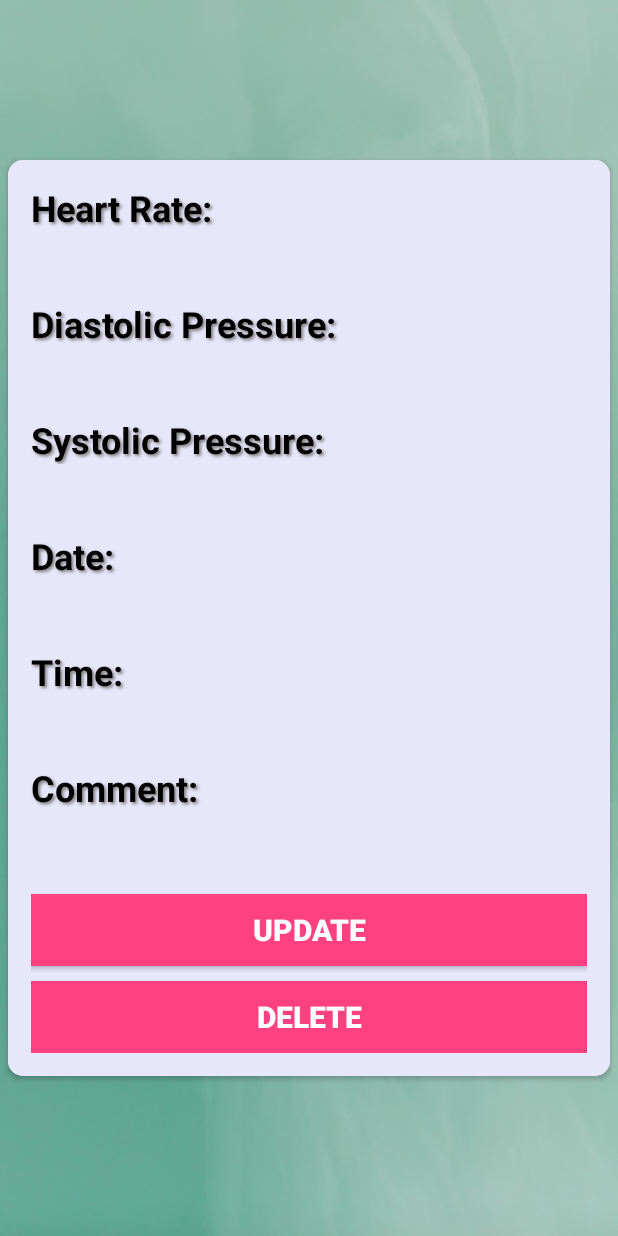
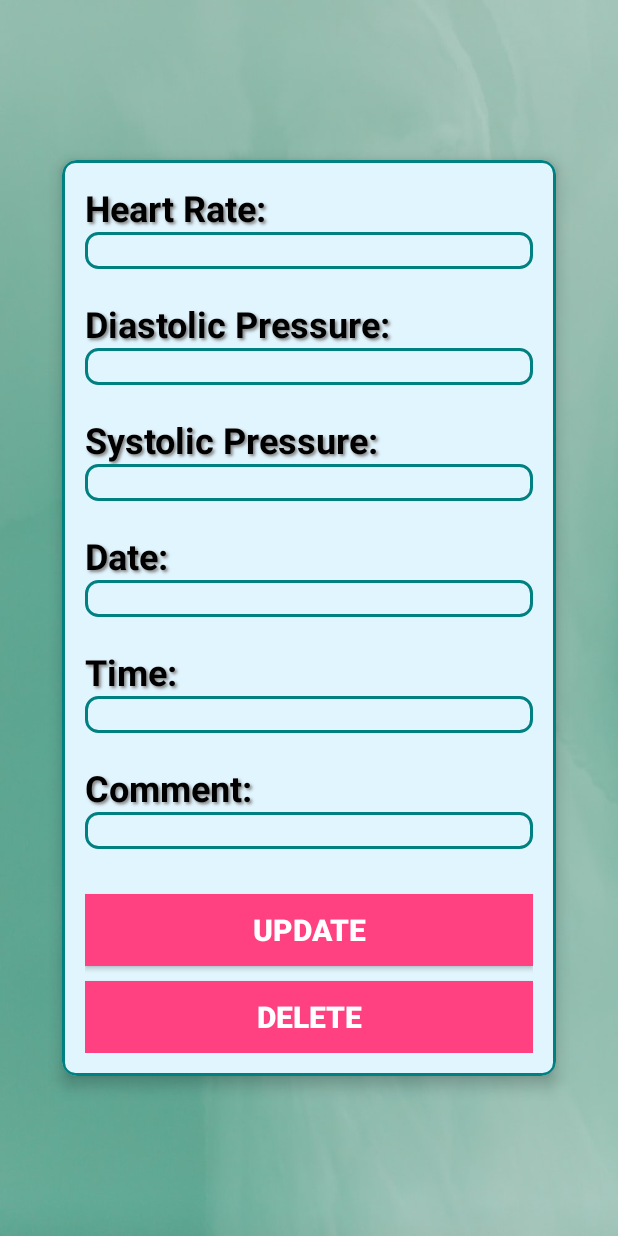
Before and after one commit to Raha111/Rhythm-Guard, an Android app: the layout main_item.xml on its own in the app's theme, with its tools: preview values and no code run, on a phone screen of 412 x 824 dp. Run offline under Robolectric (Android 15) with nearby library versions, the phone set to English and light mode, and no system bars.

Commit message:
Changes completed on pages

```diff
--- /dev/null
+++ b/app/src/main/res/drawable-v24/border_background.xml
@@ -0,0 +1,7 @@
+<shape xmlns:android="http://schemas.android.com/apk/res/android">
+    <solid android:color="@color/light_blue" />
+    <stroke
+        android:width="4dp"
+        android:color="@color/teal_700" />
+
+</shape>
--- /dev/null
+++ b/app/src/main/res/drawable-v24/teal_border.xml
@@ -0,0 +1,7 @@
+<shape xmlns:android="http://schemas.android.com/apk/res/android">
+    <solid android:color="@color/light_blue" />
+    <stroke
+        android:width="2dp"
+        android:color="#008080" />
+    <corners android:radius="8dp" />
+</shape>
--- a/app/src/main/res/layout/main_item.xml
+++ b/app/src/main/res/layout/main_item.xml
@@ -1,27 +1,32 @@
 <?xml version="1.0" encoding="utf-8"?>
-<LinearLayout xmlns:android="http://schemas.android.com/apk/res/android"
+<ScrollView xmlns:android="http://schemas.android.com/apk/res/android"
     xmlns:app="http://schemas.android.com/apk/res-auto"
     android:layout_width="match_parent"
     android:layout_height="match_parent"
+    android:fillViewport="true"
     android:background="@drawable/h_background"
-    android:gravity="center">
+    android:padding="16dp">
+
+    <RelativeLayout
+        android:layout_width="match_parent"
+        android:layout_height="wrap_content"
+        android:padding="16dp">
 
         <androidx.cardview.widget.CardView
             android:layout_width="match_parent"
             android:layout_height="wrap_content"
-        android:background="#E7E7FC"
-        android:elevation="6dp"
+            android:layout_centerInParent="true"
+            android:background="#008080"
             app:cardCornerRadius="10dp"
             app:cardUseCompatPadding="true"
-        android:layout_gravity="center">
+            app:cardElevation="6dp">
 
             <LinearLayout
                 android:layout_width="match_parent"
                 android:layout_height="wrap_content"
-            android:background="#E7E7FC"
                 android:orientation="vertical"
                 android:padding="15dp"
-            android:gravity="center">
+                android:background="@drawable/teal_border">
 
                 <TextView
                     android:id="@+id/rate"
@@ -29,7 +34,6 @@
                     android:layout_height="wrap_content"
                     android:text="Heart Rate:"
                     android:textColor="@android:color/black"
-                android:background="#E7E7FC"
                     android:textSize="24sp"
                     android:textStyle="bold"
                     android:shadowColor="#808080"
@@ -42,7 +46,8 @@
                     android:layout_width="match_parent"
                     android:layout_height="wrap_content"
                     android:textColor="@android:color/black"
-                android:textSize="18sp" />
+                    android:textSize="18sp"
+                    android:background="@drawable/teal_border" />
 
                 <TextView
                     android:id="@+id/d_pres"
@@ -51,7 +56,6 @@
                     android:layout_marginTop="20dp"
                     android:text="Diastolic Pressure:"
                     android:textColor="@android:color/black"
-                android:background="#E7E7FC"
                     android:textSize="24sp"
                     android:textStyle="bold"
                     android:shadowColor="#808080"
@@ -64,7 +68,8 @@
                     android:layout_width="match_parent"
                     android:layout_height="wrap_content"
                     android:textColor="@android:color/black"
-                android:textSize="18sp" />
+                    android:textSize="18sp"
+                    android:background="@drawable/teal_border" />
 
                 <TextView
                     android:id="@+id/s_pres"
@@ -73,7 +78,6 @@
                     android:layout_marginTop="20dp"
                     android:text="Systolic Pressure:"
                     android:textColor="@android:color/black"
-                android:background="#E7E7FC"
                     android:textSize="24sp"
                     android:textStyle="bold"
                     android:shadowColor="#808080"
@@ -86,7 +90,8 @@
                     android:layout_width="match_parent"
                     android:layout_height="wrap_content"
                     android:textColor="@android:color/black"
-                android:textSize="18sp" />
+                    android:textSize="18sp"
+                    android:background="@drawable/teal_border" />
 
                 <TextView
                     android:id="@+id/dt"
@@ -95,7 +100,6 @@
                     android:layout_marginTop="20dp"
                     android:text="Date:"
                     android:textColor="@android:color/black"
-                android:background="#E7E7FC"
                     android:textSize="24sp"
                     android:textStyle="bold"
                     android:shadowColor="#808080"
@@ -109,7 +113,7 @@
                     android:layout_height="wrap_content"
                     android:textColor="@android:color/black"
                     android:textSize="18sp"
-                />
+                    android:background="@drawable/teal_border" />
 
                 <TextView
                     android:id="@+id/tm"
@@ -118,7 +122,6 @@
                     android:layout_marginTop="20dp"
                     android:text="Time:"
                     android:textColor="@android:color/black"
-                android:background="#E7E7FC"
                     android:textSize="24sp"
                     android:textStyle="bold"
                     android:shadowColor="#808080"
@@ -131,7 +134,8 @@
                     android:layout_width="match_parent"
                     android:layout_height="wrap_content"
                     android:textColor="@android:color/black"
-                android:textSize="18sp" />
+                    android:textSize="18sp"
+                    android:background="@drawable/teal_border" />
 
                 <TextView
                     android:id="@+id/commentLabel"
@@ -140,7 +144,6 @@
                     android:layout_marginTop="20dp"
                     android:text="Comment:"
                     android:textColor="@android:color/black"
-                android:background="#E7E7FC"
                     android:textSize="24sp"
                     android:textStyle="bold"
                     android:shadowColor="#808080"
@@ -153,7 +156,9 @@
                     android:layout_width="match_parent"
                     android:layout_height="wrap_content"
                     android:textColor="@android:color/black"
-                android:textSize="18sp" />
+                    android:textSize="18sp"
+                    android:background="@drawable/teal_border" />
+
 
                 <Button
                     android:id="@+id/btn1"
@@ -176,7 +181,9 @@
                     android:textColor="@android:color/white"
                     android:textSize="20sp"
                     android:textStyle="bold" />
+
             </LinearLayout>
 
         </androidx.cardview.widget.CardView>
-</LinearLayout>
+    </RelativeLayout>
+</ScrollView>
--- a/app/src/main/res/layout/update_popup.xml
+++ b/app/src/main/res/layout/update_popup.xml
@@ -3,8 +3,8 @@
     android:layout_width="match_parent"
     android:layout_height="wrap_content"
     android:orientation="vertical"
-    android:padding="16dp"
-    android:background="@color/light_blue">
+    android:padding="20dp"
+    android:background="@drawable/border_background">
 
     <TextView
         android:layout_width="match_parent"
```
Lines whose indentation alone changed are shown as unchanged.
